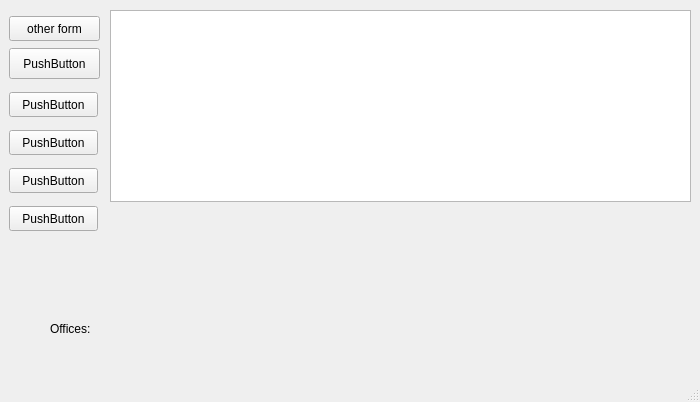
The window that qt_app/mainwindow.ui (mehmetrizaoz/5_product_line_automation) describes before a commit, drawn with Qt 5.
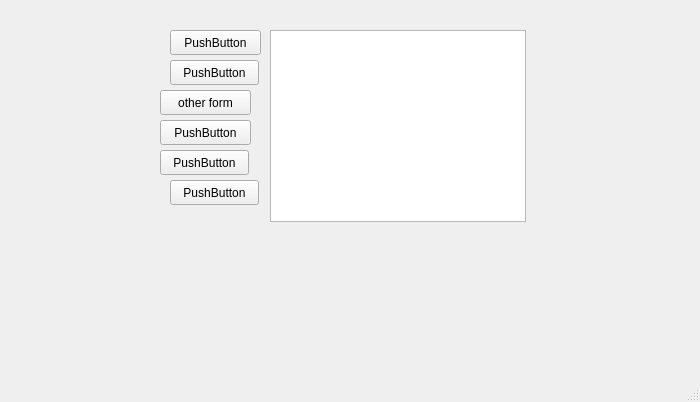
The same window after the commit.

Patch:
```diff
--- a/qt_app/mainwindow.ui
+++ b/qt_app/mainwindow.ui
@@ -14,37 +14,11 @@
    <string>MainWindow</string>
   </property>
   <widget class="QWidget" name="centralwidget">
-   <widget class="QPushButton" name="pushButton_3">
-    <property name="geometry">
-     <rect>
-      <x>9</x>
-      <y>16</y>
-      <width>91</width>
-      <height>25</height>
-     </rect>
-    </property>
-    <property name="text">
-     <string>other form</string>
-    </property>
-   </widget>
    <widget class="QPushButton" name="pushButton_6">
     <property name="geometry">
      <rect>
-      <x>9</x>
-      <y>92</y>
-      <width>89</width>
-      <height>25</height>
-     </rect>
-    </property>
-    <property name="text">
-     <string>PushButton</string>
-    </property>
-   </widget>
-   <widget class="QPushButton" name="pushButton_5">
-    <property name="geometry">
-     <rect>
-      <x>9</x>
-      <y>206</y>
+      <x>170</x>
+      <y>180</y>
       <width>89</width>
       <height>25</height>
      </rect>
@@ -56,53 +30,27 @@
    <widget class="QPushButton" name="pushButton_4">
     <property name="geometry">
      <rect>
-      <x>9</x>
-      <y>168</y>
-      <width>89</width>
-      <height>25</height>
-     </rect>
-    </property>
-    <property name="text">
-     <string>PushButton</string>
-    </property>
-   </widget>
-   <widget class="QPushButton" name="pushButton">
-    <property name="geometry">
-     <rect>
-      <x>9</x>
-      <y>130</y>
-      <width>89</width>
-      <height>25</height>
-     </rect>
-    </property>
-    <property name="text">
-     <string>PushButton</string>
-    </property>
-   </widget>
-   <widget class="QPushButton" name="pushButton_2">
-    <property name="geometry">
-     <rect>
-      <x>9</x>
-      <y>48</y>
+      <x>160</x>
+      <y>120</y>
       <width>91</width>
-      <height>31</height>
+      <height>25</height>
      </rect>
     </property>
     <property name="text">
      <string>PushButton</string>
     </property>
    </widget>
-   <widget class="QLabel" name="label">
+   <widget class="QPushButton" name="pushButton_5">
     <property name="geometry">
      <rect>
-      <x>50</x>
-      <y>320</y>
-      <width>67</width>
-      <height>17</height>
+      <x>160</x>
+      <y>150</y>
+      <width>89</width>
+      <height>25</height>
      </rect>
     </property>
     <property name="text">
-     <string>Offices:</string>
+     <string>PushButton</string>
     </property>
    </widget>
    <widget class="QTableWidget" name="tableWidget">
@@ -111,13 +59,52 @@
     </property>
     <property name="geometry">
      <rect>
-      <x>110</x>
-      <y>10</y>
-      <width>581</width>
+      <x>270</x>
+      <y>30</y>
+      <width>256</width>
       <height>192</height>
      </rect>
     </property>
    </widget>
+   <widget class="QPushButton" name="pushButton">
+    <property name="geometry">
+     <rect>
+      <x>170</x>
+      <y>30</y>
+      <width>91</width>
+      <height>25</height>
+     </rect>
+    </property>
+    <property name="text">
+     <string>PushButton</string>
+    </property>
+   </widget>
+   <widget class="QPushButton" name="pushButton_3">
+    <property name="geometry">
+     <rect>
+      <x>160</x>
+      <y>90</y>
+      <width>91</width>
+      <height>25</height>
+     </rect>
+    </property>
+    <property name="text">
+     <string>other form</string>
+    </property>
+   </widget>
+   <widget class="QPushButton" name="pushButton_2">
+    <property name="geometry">
+     <rect>
+      <x>170</x>
+      <y>60</y>
+      <width>89</width>
+      <height>25</height>
+     </rect>
+    </property>
+    <property name="text">
+     <string>PushButton</string>
+    </property>
+   </widget>
   </widget>
   <widget class="QMenuBar" name="menubar">
    <property name="geometry">
```
